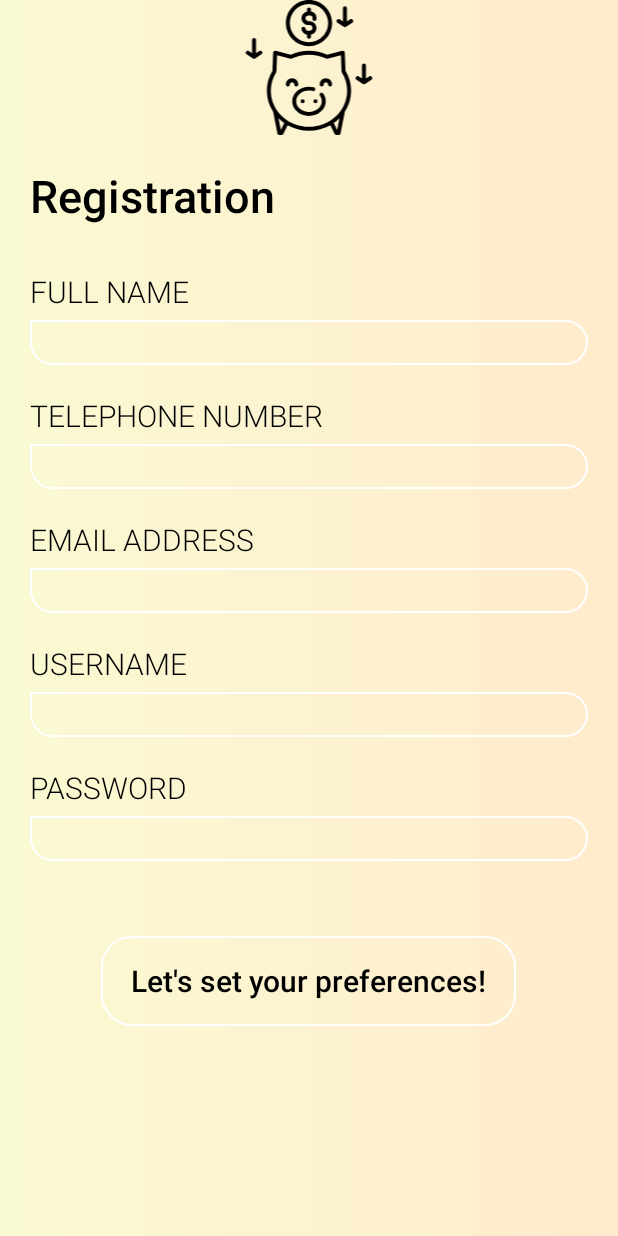
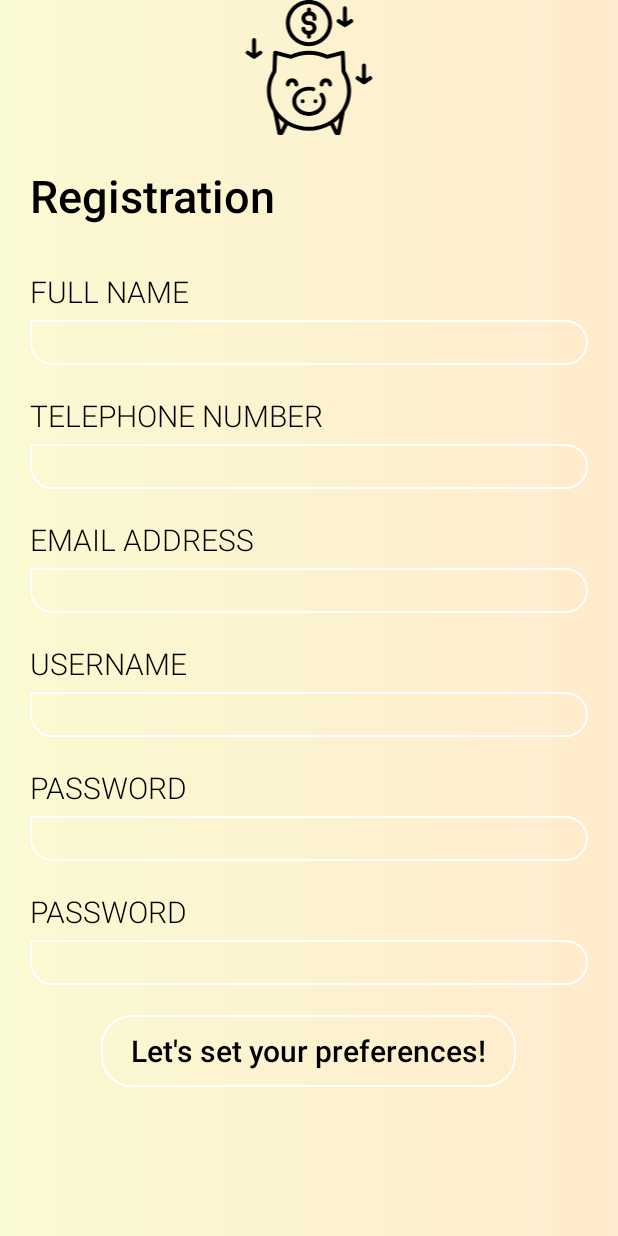
Before and after one commit to rkrumova97/java-course, an Android app: the Activity_Registration screen opened directly, with no data from a screen before it, on a phone screen of 412 x 824 dp. Run offline under Robolectric (Android 15) with nearby library versions, the phone set to English and light mode, and no system bars.

Commit message:
Add the option, registration, story, preferences

```diff
--- a/restorant/app/src/main/AndroidManifest.xml
+++ b/restorant/app/src/main/AndroidManifest.xml
@@ -9,7 +9,9 @@
         android:roundIcon="@mipmap/ic_launcher_round"
         android:supportsRtl="true"
         android:theme="@style/AppTheme">
-        <activity android:name=".models.Activity_Preferences"></activity>
+        <activity android:name=".Activity_Story"></activity>
+        <activity android:name=".Activity_Option" />
+        <activity android:name=".models.Activity_Preferences" />
         <activity android:name=".Activity_Registration" />
         <activity android:name=".Activity_Login">
             <intent-filter>
--- a/restorant/app/src/main/res/layout/activity__registration.xml
+++ b/restorant/app/src/main/res/layout/activity__registration.xml
@@ -184,14 +184,42 @@
 
                 </LinearLayout>
 
+                <LinearLayout
+                    android:layout_width="match_parent"
+                    android:layout_height="wrap_content"
+                    android:layout_marginTop="20dp"
+                    android:orientation="vertical" >
+
+                    <TextView
+                        android:layout_width="wrap_content"
+                        android:layout_height="wrap_content"
+                        android:fontFamily="sans-serif-light"
+                        android:text="Password"
+                        android:textAllCaps="true"
+                        android:textColor="@color/colorPrimaryDark"
+                        android:textSize="20sp" />
+
+                    <EditText
+                        android:layout_width="match_parent"
+                        android:layout_height="30dp"
+                        android:layout_marginTop="5dp"
+                        android:background="@drawable/et_bg"
+                        android:fontFamily="sans-serif-light"
+                        android:paddingLeft="15dp"
+                        android:paddingRight="15dp"
+                        android:textColor="@color/colorPrimaryDark"
+                        android:textSize="15sp" />
+
+                </LinearLayout>
+
             </LinearLayout>
 
             <Button
                 android:layout_width="wrap_content"
-                android:layout_height="60dp"
+                android:layout_height="wrap_content"
                 android:layout_below="@+id/linlay2"
                 android:layout_centerHorizontal="true"
-                android:layout_marginTop="50dp"
+                android:layout_marginTop="20dp"
                 android:layout_marginBottom="30dp"
                 android:background="@drawable/btn_bg"
                 android:fontFamily="sans-serif-medium"
--- a/restorant/app/src/main/res/layout/activity_login.xml
+++ b/restorant/app/src/main/res/layout/activity_login.xml
@@ -33,7 +33,7 @@
                 android:layout_height="wrap_content"
                 android:layout_marginTop="50dp"
                 android:fontFamily="sans-serif-medium"
-                        android:text="Login"
+                android:text="@string/login"
                 android:textColor="@color/colorPrimaryDark"
                 android:textSize="40sp" />
 
@@ -113,7 +113,7 @@
                 android:fontFamily="sans-serif-medium"
                 android:paddingLeft="70dp"
                 android:paddingRight="70dp"
-                    android:text="Login Now"
+                android:text="@string/login_now"
                 android:textAllCaps="false"
                 android:textColor="@color/colorPrimaryDark"
                 android:textSize="15sp" />
@@ -133,7 +133,7 @@
             android:layout_width="wrap_content"
             android:layout_height="wrap_content"
             android:fontFamily="sans-serif"
-            android:text="Join Us"
+            android:text="@string/join_us"
             android:textAllCaps="false"
             android:textColor="@color/colorPrimaryDark"
             android:background="@drawable/btn_bg" />
--- a/restorant/app/src/main/res/values/strings.xml
+++ b/restorant/app/src/main/res/values/strings.xml
@@ -1,3 +1,6 @@
 <resources>
     <string name="app_name">Login</string>
+    <string name="login">Login</string>
+    <string name="login_now">Login Now</string>
+    <string name="join_us">Join Us</string>
 </resources>
```
Also changed, not shown: restorant/app/src/main/java/com/restaurantapp/Activity_Option.java (added, +13 -0 lines), restorant/app/src/main/java/com/restaurantapp/Activity_Story.java (added, +13 -0 lines), restorant/app/src/main/res/drawable/ic_burger.xml (added, +32 -0 lines), restorant/app/src/main/res/drawable/ic_croissant.xml (added, +11 -0 lines), restorant/app/src/main/res/drawable/ic_fravgtb.xml (added, +11 -0 lines), restorant/app/src/main/res/layout/activity__preferences.xml (+7 -6 lines), restorant/app/src/main/res/layout/activity__story.xml (added, +128 -0 lines). Lines whose indentation alone changed are shown as unchanged.
